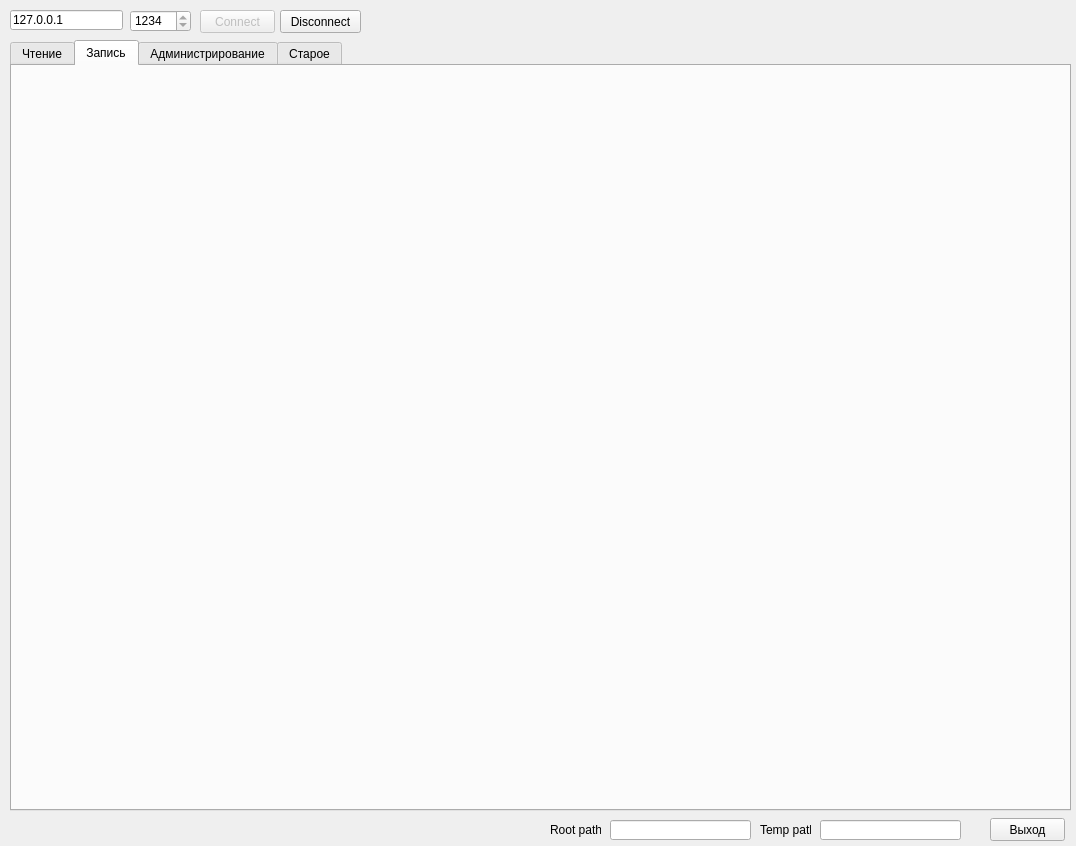
The window that Socket_Client_v5/Dialogs/MainForm.ui (Balog/Synchonization) describes before a commit, drawn with Qt 5.
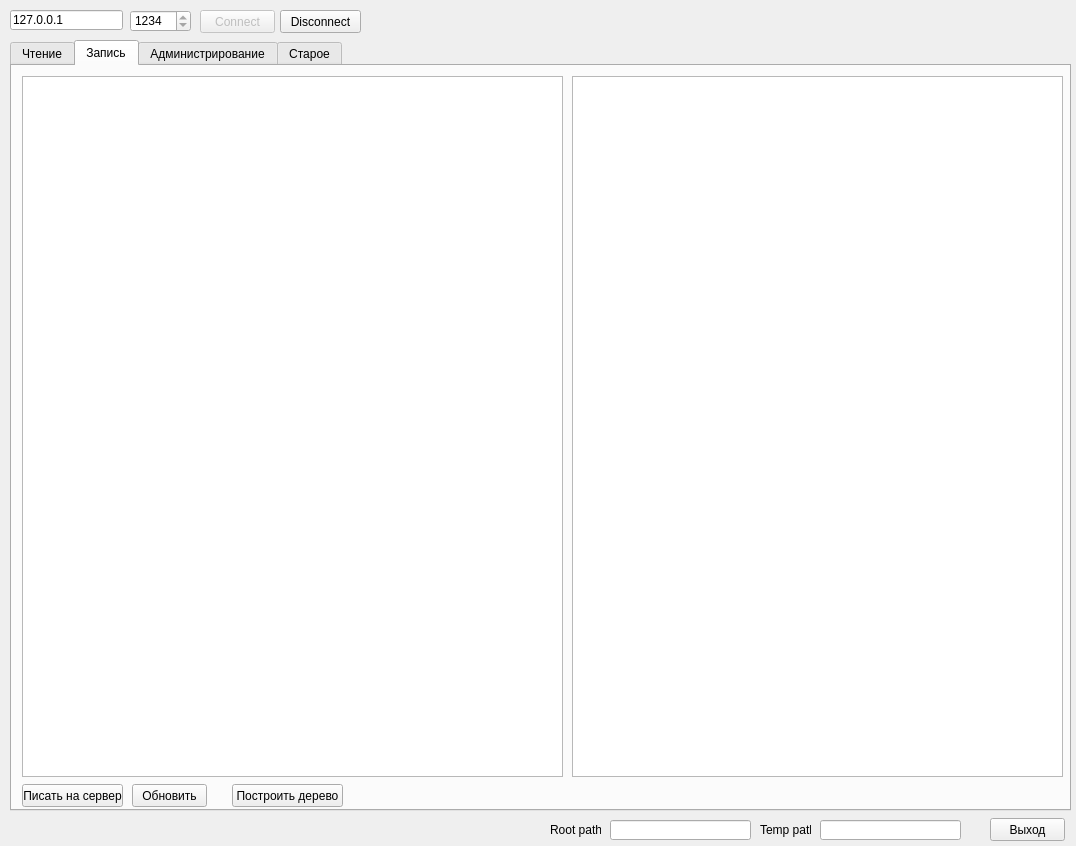
The same window after the commit. The open tabs and pages were chosen to show the change.

Patch:
```diff
--- a/Socket_Client_v5/Dialogs/MainForm.ui
+++ b/Socket_Client_v5/Dialogs/MainForm.ui
@@ -215,6 +215,65 @@
     <attribute name="title">
      <string>Запись</string>
     </attribute>
+    <widget class="QListView" name="lvWriteDescription">
+     <property name="geometry">
+      <rect>
+       <x>560</x>
+       <y>10</y>
+       <width>491</width>
+       <height>701</height>
+      </rect>
+     </property>
+    </widget>
+    <widget class="QPushButton" name="pbRead_2">
+     <property name="geometry">
+      <rect>
+       <x>10</x>
+       <y>718</y>
+       <width>101</width>
+       <height>23</height>
+      </rect>
+     </property>
+     <property name="text">
+      <string>Писать на сервер</string>
+     </property>
+    </widget>
+    <widget class="QPushButton" name="pbBuildRead_2">
+     <property name="geometry">
+      <rect>
+       <x>220</x>
+       <y>718</y>
+       <width>111</width>
+       <height>23</height>
+      </rect>
+     </property>
+     <property name="text">
+      <string>Построить дерево</string>
+     </property>
+    </widget>
+    <widget class="QTreeView" name="tvWrite">
+     <property name="geometry">
+      <rect>
+       <x>10</x>
+       <y>10</y>
+       <width>541</width>
+       <height>701</height>
+      </rect>
+     </property>
+    </widget>
+    <widget class="QPushButton" name="pbRefresh_2">
+     <property name="geometry">
+      <rect>
+       <x>120</x>
+       <y>718</y>
+       <width>75</width>
+       <height>23</height>
+      </rect>
+     </property>
+     <property name="text">
+      <string>Обновить</string>
+     </property>
+    </widget>
    </widget>
    <widget class="QWidget" name="tab_3">
     <attribute name="title">
```
Left out of the diff: 2 changed lines with no effect on the pictures.
